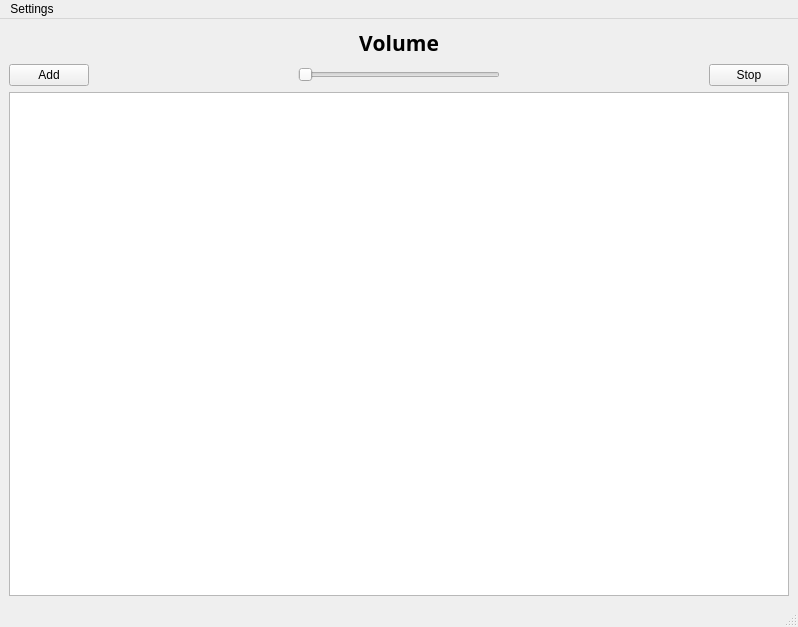
Old version of the form mainwindow.ui in the repository lGambl/SoundBoard.
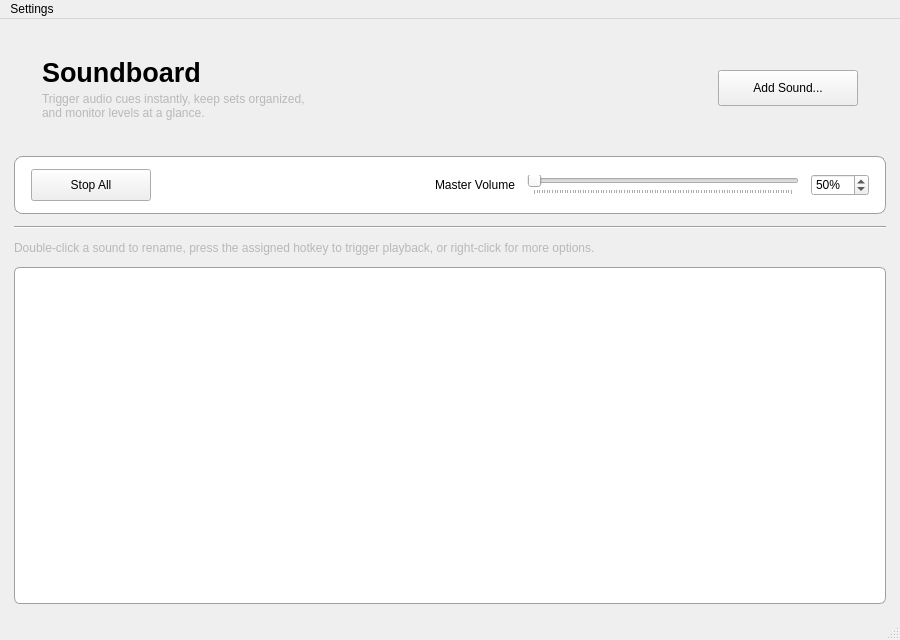
New version of the form. Icons and pictures are not drawn.

Commit message: Add audio mixer

The edit to the form file:
```diff
--- a/mainwindow.ui
+++ b/mainwindow.ui
@@ -6,96 +6,268 @@
    <rect>
     <x>0</x>
     <y>0</y>
-    <width>798</width>
-    <height>627</height>
+    <width>900</width>
+    <height>640</height>
    </rect>
   </property>
   <property name="windowTitle">
    <string>MainWindow</string>
   </property>
   <widget class="QWidget" name="centralwidget">
-   <layout class="QVBoxLayout" name="verticalLayout">
+   <layout class="QVBoxLayout" name="mainLayout">
+    <property name="spacing">
+     <number>12</number>
+    </property>
+    <property name="leftMargin">
+     <number>14</number>
+    </property>
+    <property name="topMargin">
+     <number>14</number>
+    </property>
+    <property name="rightMargin">
+     <number>14</number>
+    </property>
+    <property name="bottomMargin">
+     <number>14</number>
+    </property>
     <item>
-     <widget class="QLabel" name="Volumelabel">
-      <property name="font">
-       <font>
-        <family>Yu Gothic</family>
-        <pointsize>16</pointsize>
-        <bold>true</bold>
-        <strikeout>false</strikeout>
-        <kerning>false</kerning>
-       </font>
+     <widget class="QFrame" name="headerFrame">
+      <property name="frameShape">
+       <enum>QFrame::StyledPanel</enum>
+      </property>
+      <property name="frameShadow">
+       <enum>QFrame::Raised</enum>
+      </property>
+      <property name="styleSheet">
+       <string notr="true">QFrame#headerFrame { background-color: palette(AlternateBase); border-radius: 8px; padding: 12px; }</string>
+      </property>
+      <layout class="QHBoxLayout" name="headerLayout">
+       <property name="spacing">
+        <number>10</number>
+       </property>
+       <property name="leftMargin">
+        <number>16</number>
+       </property>
+       <property name="topMargin">
+        <number>12</number>
+       </property>
+       <property name="rightMargin">
+        <number>16</number>
+       </property>
+       <property name="bottomMargin">
+        <number>12</number>
+       </property>
+       <item>
+        <layout class="QVBoxLayout" name="titleLayout">
+         <property name="spacing">
+          <number>4</number>
+         </property>
+         <item>
+          <widget class="QLabel" name="titleLabel">
+           <property name="font">
+            <font>
+             <family>Segoe UI</family>
+             <pointsize>20</pointsize>
+             <bold>true</bold>
+            </font>
+           </property>
+           <property name="text">
+            <string>Soundboard</string>
+           </property>
+          </widget>
+         </item>
+         <item>
+          <widget class="QLabel" name="subtitleLabel">
+           <property name="styleSheet">
+            <string notr="true">color: palette(Mid);</string>
+           </property>
+           <property name="text">
+            <string>Trigger audio cues instantly, keep sets organized, and monitor levels at a glance.</string>
+           </property>
+           <property name="wordWrap">
+            <bool>true</bool>
+           </property>
+          </widget>
+         </item>
+        </layout>
+       </item>
+       <item>
+        <spacer name="headerSpacer">
+         <property name="orientation">
+          <enum>Qt::Orientation::Horizontal</enum>
+         </property>
+         <property name="sizeHint" stdset="0">
+          <size>
+           <width>40</width>
+           <height>20</height>
+          </size>
+         </property>
+        </spacer>
+       </item>
+       <item>
+        <widget class="QPushButton" name="addButton">
+         <property name="minimumSize">
+          <size>
+           <width>140</width>
+           <height>36</height>
+          </size>
+         </property>
+         <property name="text">
+          <string>Add Sound...</string>
+         </property>
+         <property name="icon">
+          <iconset theme="QIcon::ThemeIcon::ListAdd"/>
+         </property>
+        </widget>
+       </item>
+      </layout>
+     </widget>
+    </item>
+    <item>
+     <widget class="QFrame" name="controlsFrame">
+      <property name="frameShape">
+       <enum>QFrame::StyledPanel</enum>
+      </property>
+      <property name="frameShadow">
+       <enum>QFrame::Raised</enum>
+      </property>
+      <property name="styleSheet">
+       <string notr="true">QFrame#controlsFrame { background-color: palette(Base); border: 1px solid palette(Dark); border-radius: 8px; }</string>
+      </property>
+      <layout class="QHBoxLayout" name="controlsLayout">
+       <property name="spacing">
+        <number>12</number>
+       </property>
+       <property name="leftMargin">
+        <number>16</number>
+       </property>
+       <property name="topMargin">
+        <number>12</number>
+       </property>
+       <property name="rightMargin">
+        <number>16</number>
+       </property>
+       <property name="bottomMargin">
+        <number>12</number>
+       </property>
+       <item>
+        <widget class="QPushButton" name="stopButton">
+         <property name="minimumSize">
+          <size>
+           <width>120</width>
+           <height>32</height>
+          </size>
+         </property>
+         <property name="text">
+          <string>Stop All</string>
+         </property>
+         <property name="icon">
+          <iconset theme="QIcon::ThemeIcon::MediaPlaybackStop"/>
+         </property>
+        </widget>
+       </item>
+       <item>
+        <spacer name="controlsSpacer">
+         <property name="orientation">
+          <enum>Qt::Orientation::Horizontal</enum>
+         </property>
+         <property name="sizeHint" stdset="0">
+          <size>
+           <width>40</width>
+           <height>20</height>
+          </size>
+         </property>
+        </spacer>
+       </item>
+       <item>
+        <widget class="QLabel" name="volumeLabel">
+         <property name="text">
+          <string>Master Volume</string>
+         </property>
+        </widget>
+       </item>
+       <item>
+        <widget class="QSlider" name="overallVolume">
+         <property name="orientation">
+          <enum>Qt::Orientation::Horizontal</enum>
+         </property>
+         <property name="minimum">
+          <number>0</number>
+         </property>
+         <property name="maximum">
+          <number>100</number>
+         </property>
+         <property name="pageStep">
+          <number>5</number>
+         </property>
+         <property name="singleStep">
+          <number>1</number>
+         </property>
+         <property name="tickPosition">
+          <enum>QSlider::TicksBelow</enum>
+         </property>
+        </widget>
+       </item>
+       <item>
+        <widget class="QSpinBox" name="volumeSpinBox">
+         <property name="minimum">
+          <number>0</number>
+         </property>
+         <property name="maximum">
+          <number>100</number>
+         </property>
+         <property name="suffix">
+          <string>%</string>
+         </property>
+         <property name="value">
+          <number>50</number>
+         </property>
+        </widget>
+       </item>
+      </layout>
+     </widget>
+    </item>
+    <item>
+     <widget class="QFrame" name="dividerFrame">
+      <property name="frameShape">
+       <enum>QFrame::HLine</enum>
+      </property>
+      <property name="frameShadow">
+       <enum>QFrame::Sunken</enum>
+      </property>
+     </widget>
+    </item>
+    <item>
+     <widget class="QLabel" name="hintLabel">
+      <property name="styleSheet">
+       <string notr="true">color: palette(Mid);</string>
       </property>
       <property name="text">
-       <string>Volume</string>
+       <string>Double-click a sound to rename, press the assigned hotkey to trigger playback, or right-click for more options.</string>
       </property>
-      <property name="textFormat">
-       <enum>Qt::TextFormat::RichText</enum>
+      <property name="wordWrap">
+       <bool>true</bool>
       </property>
-      <property name="alignment">
-       <set>Qt::AlignmentFlag::AlignCenter</set>
-      </property>
      </widget>
     </item>
     <item>
-     <layout class="QHBoxLayout" name="topBarLayout">
-      <item>
-       <widget class="QPushButton" name="addButton">
-        <property name="text">
-         <string>Add</string>
-        </property>
-        <property name="icon">
-         <iconset theme="QIcon::ThemeIcon::ListAdd"/>
-        </property>
-       </widget>
-      </item>
-      <item>
-       <spacer name="horizontalSpacer">
-        <property name="orientation">
-         <enum>Qt::Orientation::Horizontal</enum>
-        </property>
-        <property name="sizeHint" stdset="0">
-         <size>
-          <width>40</width>
-          <height>20</height>
-         </size>
-        </property>
-       </spacer>
-      </item>
-      <item>
-       <widget class="QSlider" name="overallVolume">
-        <property name="orientation">
-         <enum>Qt::Orientation::Horizontal</enum>
-        </property>
-       </widget>
-      </item>
-      <item>
-       <spacer name="horizontalSpacer_2">
-        <property name="orientation">
-         <enum>Qt::Orientation::Horizontal</enum>
-        </property>
-        <property name="sizeHint" stdset="0">
-         <size>
-          <width>40</width>
-          <height>20</height>
-         </size>
-        </property>
-       </spacer>
-      </item>
-      <item>
-       <widget class="QPushButton" name="stopButton">
-        <property name="text">
-         <string>Stop</string>
-        </property>
-        <property name="icon">
-         <iconset theme="QIcon::ThemeIcon::MediaPlaybackStop"/>
-        </property>
-       </widget>
-      </item>
-     </layout>
-    </item>
-    <item>
-     <widget class="QListWidget" name="listWidget"/>
+     <widget class="QListWidget" name="listWidget">
+      <property name="alternatingRowColors">
+       <bool>true</bool>
+      </property>
+      <property name="uniformItemSizes">
+       <bool>true</bool>
+      </property>
+      <property name="selectionMode">
+       <enum>QAbstractItemView::ExtendedSelection</enum>
+      </property>
+      <property name="spacing">
+       <number>8</number>
+      </property>
+      <property name="styleSheet">
+       <string notr="true">QListWidget { border: 1px solid palette(Dark); border-radius: 6px; padding: 8px; background-color: palette(Base); }</string>
+      </property>
+     </widget>
     </item>
    </layout>
   </widget>
@@ -104,8 +276,8 @@
     <rect>
      <x>0</x>
      <y>0</y>
-     <width>798</width>
-     <height>33</height>
+     <width>900</width>
+     <height>24</height>
     </rect>
    </property>
    <widget class="QMenu" name="menuSettings">
```
Left out of the diff: 38 changed lines with no effect on the pictures. The commit also changes 8 other files.
